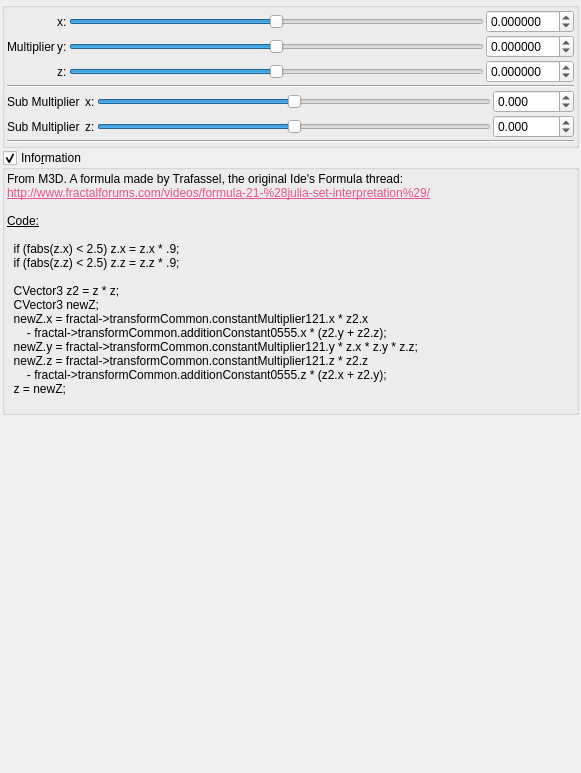
This is mandelbulber2/qt_data/fractal_ides.ui in buddhi1980/mandelbulber2 as Qt 5 draws it before an edit. The edited form follows.
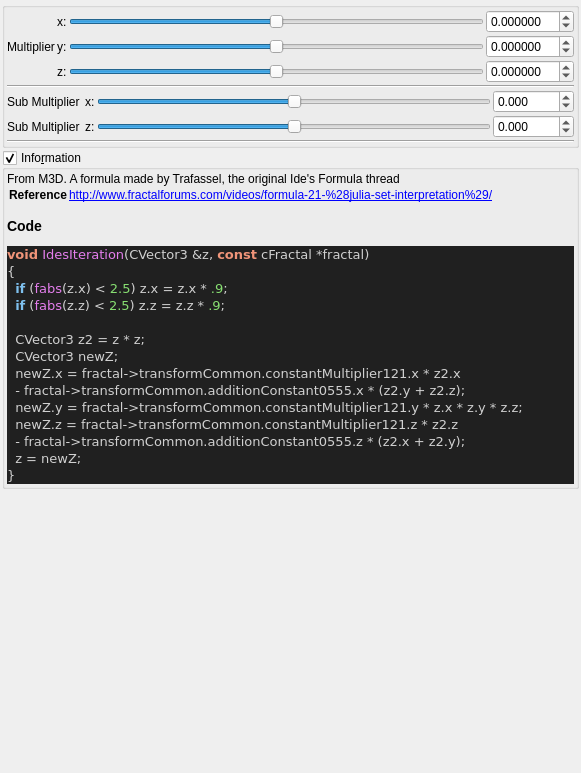
This is the edited form. Custom widgets are drawn as their Qt base class.

The edit to the form file:
```diff
--- a/mandelbulber2/qt_data/fractal_ides.ui
+++ b/mandelbulber2/qt_data/fractal_ides.ui
@@ -429,27 +429,36 @@
       <item>
        <widget class="QLabel" name="label_4">
         <property name="text">
-         <string>&lt;!DOCTYPE HTML PUBLIC &quot;-//W3C//DTD HTML 4.0//EN&quot; &quot;http://www.w3.org/TR/REC-html40/strict.dtd&quot;&gt;
-&lt;html&gt;&lt;head&gt;&lt;meta name=&quot;qrichtext&quot; content=&quot;1&quot; /&gt;&lt;style type=&quot;text/css&quot;&gt;
-p, li { white-space: pre-wrap; }
-&lt;/style&gt;&lt;/head&gt;&lt;body&gt;
-&lt;p style=&quot; margin-top:0px; margin-bottom:0px; margin-left:0px; margin-right:0px; -qt-block-indent:0; text-indent:0px;&quot;&gt;From M3D. A formula made by Trafassel, the original Ide's Formula thread:&lt;/p&gt;
-&lt;p style=&quot; margin-top:0px; margin-bottom:0px; margin-left:0px; margin-right:0px; -qt-block-indent:0; text-indent:0px;&quot;&gt;&lt;a href=&quot;http://www.fractalforums.com/videos/formula-21-%28julia-set-interpretation%29/&quot;&gt;&lt;span style=&quot; text-decoration: underline; color:#e85290;&quot;&gt;http://www.fractalforums.com/videos/formula-21-%28julia-set-interpretation%29/&lt;/span&gt;&lt;/a&gt;&lt;/p&gt;
-&lt;p style=&quot;-qt-paragraph-type:empty; margin-top:0px; margin-bottom:0px; margin-left:0px; margin-right:0px; -qt-block-indent:0; text-indent:0px;&quot;&gt;&lt;br /&gt;&lt;/p&gt;
-&lt;p style=&quot; margin-top:0px; margin-bottom:0px; margin-left:0px; margin-right:0px; -qt-block-indent:0; text-indent:0px;&quot;&gt;&lt;span style=&quot; text-decoration: underline;&quot;&gt;Code:&lt;/span&gt;&lt;/p&gt;
-&lt;p style=&quot;-qt-paragraph-type:empty; margin-top:0px; margin-bottom:0px; margin-left:0px; margin-right:0px; -qt-block-indent:0; text-indent:0px; text-decoration: underline;&quot;&gt;&lt;br /&gt;&lt;/p&gt;
-&lt;p style=&quot; margin-top:0px; margin-bottom:0px; margin-left:0px; margin-right:0px; -qt-block-indent:0; text-indent:0px;&quot;&gt;  if (fabs(z.x) &amp;lt; 2.5) z.x = z.x * .9;&lt;/p&gt;
-&lt;p style=&quot; margin-top:0px; margin-bottom:0px; margin-left:0px; margin-right:0px; -qt-block-indent:0; text-indent:0px;&quot;&gt;  if (fabs(z.z) &amp;lt; 2.5) z.z = z.z * .9;&lt;/p&gt;
-&lt;p style=&quot;-qt-paragraph-type:empty; margin-top:0px; margin-bottom:0px; margin-left:0px; margin-right:0px; -qt-block-indent:0; text-indent:0px;&quot;&gt;&lt;br /&gt;&lt;/p&gt;
-&lt;p style=&quot; margin-top:0px; margin-bottom:0px; margin-left:0px; margin-right:0px; -qt-block-indent:0; text-indent:0px;&quot;&gt;  CVector3 z2 = z * z;&lt;/p&gt;
-&lt;p style=&quot; margin-top:0px; margin-bottom:0px; margin-left:0px; margin-right:0px; -qt-block-indent:0; text-indent:0px;&quot;&gt;  CVector3 newZ;&lt;/p&gt;
-&lt;p style=&quot; margin-top:0px; margin-bottom:0px; margin-left:0px; margin-right:0px; -qt-block-indent:0; text-indent:0px;&quot;&gt;  newZ.x = fractal-&amp;gt;transformCommon.constantMultiplier121.x * z2.x&lt;/p&gt;
-&lt;p style=&quot; margin-top:0px; margin-bottom:0px; margin-left:0px; margin-right:0px; -qt-block-indent:0; text-indent:0px;&quot;&gt;      - fractal-&amp;gt;transformCommon.additionConstant0555.x * (z2.y + z2.z);&lt;/p&gt;
-&lt;p style=&quot; margin-top:0px; margin-bottom:0px; margin-left:0px; margin-right:0px; -qt-block-indent:0; text-indent:0px;&quot;&gt;  newZ.y = fractal-&amp;gt;transformCommon.constantMultiplier121.y * z.x * z.y * z.z;&lt;/p&gt;
-&lt;p style=&quot; margin-top:0px; margin-bottom:0px; margin-left:0px; margin-right:0px; -qt-block-indent:0; text-indent:0px;&quot;&gt;  newZ.z = fractal-&amp;gt;transformCommon.constantMultiplier121.z * z2.z&lt;/p&gt;
-&lt;p style=&quot; margin-top:0px; margin-bottom:0px; margin-left:0px; margin-right:0px; -qt-block-indent:0; text-indent:0px;&quot;&gt;      - fractal-&amp;gt;transformCommon.additionConstant0555.z * (z2.x + z2.y);&lt;/p&gt;
-&lt;p style=&quot; margin-top:0px; margin-bottom:0px; margin-left:0px; margin-right:0px; -qt-block-indent:0; text-indent:0px;&quot;&gt;  z = newZ;&lt;/p&gt;
-&lt;p style=&quot;-qt-paragraph-type:empty; margin-top:0px; margin-bottom:0px; margin-left:0px; margin-right:0px; -qt-block-indent:0; text-indent:0px;&quot;&gt;&lt;br /&gt;&lt;/p&gt;&lt;/body&gt;&lt;/html&gt;</string>
+         <string>&lt;p&gt;From M3D. A formula made by Trafassel, the original Ide's Formula thread&lt;/p&gt;&lt;table&gt;
+&lt;tr&gt;&lt;th&gt;Reference&lt;/th&gt;&lt;td&gt;&lt;a href=&quot;http://www.fractalforums.com/videos/formula-21-%28julia-set-interpretation%29/&quot;&gt;http://www.fractalforums.com/videos/formula-21-%28julia-set-interpretation%29/&lt;/a&gt;&lt;/td&gt;&lt;/tr&gt;
+&lt;/table&gt;
+&lt;h3&gt;Code&lt;/h3&gt;
+&lt;!DOCTYPE HTML PUBLIC &quot;-//W3C//DTD HTML 4.0 Transitional//EN&quot;&gt;
+&lt;html&gt;
+&lt;head&gt;
+&lt;meta http-equiv=&quot;content-type&quot; content=&quot;text/html; charset=ISO-8859-1&quot;&gt;
+&lt;title&gt;Source file&lt;/title&gt;
+&lt;/head&gt;
+&lt;body style=&quot;background-color:#202020&quot;&gt;
+&lt;pre style=&quot;color:#d0d0d0; background-color:#202020; font-size:10pt; font-family:'Courier New';&quot;&gt;&lt;span style=&quot;color:#f09479; font-weight:bold&quot;&gt;void&lt;/span&gt; &lt;span style=&quot;color:#e47eed&quot;&gt;IdesIteration&lt;/span&gt;&lt;span style=&quot;color:#d0d0d0&quot;&gt;(&lt;/span&gt;CVector3 &lt;span style=&quot;color:#d0d0d0&quot;&gt;&amp;amp;&lt;/span&gt;z&lt;span style=&quot;color:#d0d0d0&quot;&gt;,&lt;/span&gt; &lt;span style=&quot;color:#f09479; font-weight:bold&quot;&gt;const&lt;/span&gt; cFractal &lt;span style=&quot;color:#d0d0d0&quot;&gt;*&lt;/span&gt;fractal&lt;span style=&quot;color:#d0d0d0&quot;&gt;)&lt;/span&gt;
+&lt;span style=&quot;color:#d0d0d0&quot;&gt;{&lt;/span&gt;
+  &lt;span style=&quot;color:#7ec0ee; font-weight:bold&quot;&gt;if&lt;/span&gt; &lt;span style=&quot;color:#d0d0d0&quot;&gt;(&lt;/span&gt;&lt;span style=&quot;color:#e47eed&quot;&gt;fabs&lt;/span&gt;&lt;span style=&quot;color:#d0d0d0&quot;&gt;(&lt;/span&gt;z&lt;span style=&quot;color:#d0d0d0&quot;&gt;.&lt;/span&gt;x&lt;span style=&quot;color:#d0d0d0&quot;&gt;) &amp;lt;&lt;/span&gt; &lt;span style=&quot;color:#87df71&quot;&gt;2.5&lt;/span&gt;&lt;span style=&quot;color:#d0d0d0&quot;&gt;)&lt;/span&gt; z&lt;span style=&quot;color:#d0d0d0&quot;&gt;.&lt;/span&gt;x &lt;span style=&quot;color:#d0d0d0&quot;&gt;=&lt;/span&gt; z&lt;span style=&quot;color:#d0d0d0&quot;&gt;.&lt;/span&gt;x &lt;span style=&quot;color:#d0d0d0&quot;&gt;*&lt;/span&gt; &lt;span style=&quot;color:#87df71&quot;&gt;.9&lt;/span&gt;&lt;span style=&quot;color:#d0d0d0&quot;&gt;;&lt;/span&gt;
+  &lt;span style=&quot;color:#7ec0ee; font-weight:bold&quot;&gt;if&lt;/span&gt; &lt;span style=&quot;color:#d0d0d0&quot;&gt;(&lt;/span&gt;&lt;span style=&quot;color:#e47eed&quot;&gt;fabs&lt;/span&gt;&lt;span style=&quot;color:#d0d0d0&quot;&gt;(&lt;/span&gt;z&lt;span style=&quot;color:#d0d0d0&quot;&gt;.&lt;/span&gt;z&lt;span style=&quot;color:#d0d0d0&quot;&gt;) &amp;lt;&lt;/span&gt; &lt;span style=&quot;color:#87df71&quot;&gt;2.5&lt;/span&gt;&lt;span style=&quot;color:#d0d0d0&quot;&gt;)&lt;/span&gt; z&lt;span style=&quot;color:#d0d0d0&quot;&gt;.&lt;/span&gt;z &lt;span style=&quot;color:#d0d0d0&quot;&gt;=&lt;/span&gt; z&lt;span style=&quot;color:#d0d0d0&quot;&gt;.&lt;/span&gt;z &lt;span style=&quot;color:#d0d0d0&quot;&gt;*&lt;/span&gt; &lt;span style=&quot;color:#87df71&quot;&gt;.9&lt;/span&gt;&lt;span style=&quot;color:#d0d0d0&quot;&gt;;&lt;/span&gt;
+
+  CVector3 z2 &lt;span style=&quot;color:#d0d0d0&quot;&gt;=&lt;/span&gt; z &lt;span style=&quot;color:#d0d0d0&quot;&gt;*&lt;/span&gt; z&lt;span style=&quot;color:#d0d0d0&quot;&gt;;&lt;/span&gt;
+  CVector3 newZ&lt;span style=&quot;color:#d0d0d0&quot;&gt;;&lt;/span&gt;
+  newZ&lt;span style=&quot;color:#d0d0d0&quot;&gt;.&lt;/span&gt;x &lt;span style=&quot;color:#d0d0d0&quot;&gt;=&lt;/span&gt; fractal&lt;span style=&quot;color:#d0d0d0&quot;&gt;-&amp;gt;&lt;/span&gt;transformCommon&lt;span style=&quot;color:#d0d0d0&quot;&gt;.&lt;/span&gt;constantMultiplier121&lt;span style=&quot;color:#d0d0d0&quot;&gt;.&lt;/span&gt;x &lt;span style=&quot;color:#d0d0d0&quot;&gt;*&lt;/span&gt; z2&lt;span style=&quot;color:#d0d0d0&quot;&gt;.&lt;/span&gt;x
+  &lt;span style=&quot;color:#d0d0d0&quot;&gt;-&lt;/span&gt; fractal&lt;span style=&quot;color:#d0d0d0&quot;&gt;-&amp;gt;&lt;/span&gt;transformCommon&lt;span style=&quot;color:#d0d0d0&quot;&gt;.&lt;/span&gt;additionConstant0555&lt;span style=&quot;color:#d0d0d0&quot;&gt;.&lt;/span&gt;x &lt;span style=&quot;color:#d0d0d0&quot;&gt;* (&lt;/span&gt;z2&lt;span style=&quot;color:#d0d0d0&quot;&gt;.&lt;/span&gt;y &lt;span style=&quot;color:#d0d0d0&quot;&gt;+&lt;/span&gt; z2&lt;span style=&quot;color:#d0d0d0&quot;&gt;.&lt;/span&gt;z&lt;span style=&quot;color:#d0d0d0&quot;&gt;);&lt;/span&gt;
+  newZ&lt;span style=&quot;color:#d0d0d0&quot;&gt;.&lt;/span&gt;y &lt;span style=&quot;color:#d0d0d0&quot;&gt;=&lt;/span&gt; fractal&lt;span style=&quot;color:#d0d0d0&quot;&gt;-&amp;gt;&lt;/span&gt;transformCommon&lt;span style=&quot;color:#d0d0d0&quot;&gt;.&lt;/span&gt;constantMultiplier121&lt;span style=&quot;color:#d0d0d0&quot;&gt;.&lt;/span&gt;y &lt;span style=&quot;color:#d0d0d0&quot;&gt;*&lt;/span&gt; z&lt;span style=&quot;color:#d0d0d0&quot;&gt;.&lt;/span&gt;x &lt;span style=&quot;color:#d0d0d0&quot;&gt;*&lt;/span&gt; z&lt;span style=&quot;color:#d0d0d0&quot;&gt;.&lt;/span&gt;y &lt;span style=&quot;color:#d0d0d0&quot;&gt;*&lt;/span&gt; z&lt;span style=&quot;color:#d0d0d0&quot;&gt;.&lt;/span&gt;z&lt;span style=&quot;color:#d0d0d0&quot;&gt;;&lt;/span&gt;
+  newZ&lt;span style=&quot;color:#d0d0d0&quot;&gt;.&lt;/span&gt;z &lt;span style=&quot;color:#d0d0d0&quot;&gt;=&lt;/span&gt; fractal&lt;span style=&quot;color:#d0d0d0&quot;&gt;-&amp;gt;&lt;/span&gt;transformCommon&lt;span style=&quot;color:#d0d0d0&quot;&gt;.&lt;/span&gt;constantMultiplier121&lt;span style=&quot;color:#d0d0d0&quot;&gt;.&lt;/span&gt;z &lt;span style=&quot;color:#d0d0d0&quot;&gt;*&lt;/span&gt; z2&lt;span style=&quot;color:#d0d0d0&quot;&gt;.&lt;/span&gt;z
+  &lt;span style=&quot;color:#d0d0d0&quot;&gt;-&lt;/span&gt; fractal&lt;span style=&quot;color:#d0d0d0&quot;&gt;-&amp;gt;&lt;/span&gt;transformCommon&lt;span style=&quot;color:#d0d0d0&quot;&gt;.&lt;/span&gt;additionConstant0555&lt;span style=&quot;color:#d0d0d0&quot;&gt;.&lt;/span&gt;z &lt;span style=&quot;color:#d0d0d0&quot;&gt;* (&lt;/span&gt;z2&lt;span style=&quot;color:#d0d0d0&quot;&gt;.&lt;/span&gt;x &lt;span style=&quot;color:#d0d0d0&quot;&gt;+&lt;/span&gt; z2&lt;span style=&quot;color:#d0d0d0&quot;&gt;.&lt;/span&gt;y&lt;span style=&quot;color:#d0d0d0&quot;&gt;);&lt;/span&gt;
+  z &lt;span style=&quot;color:#d0d0d0&quot;&gt;=&lt;/span&gt; newZ&lt;span style=&quot;color:#d0d0d0&quot;&gt;;&lt;/span&gt;
+&lt;span style=&quot;color:#d0d0d0&quot;&gt;}&lt;/span&gt;
+&lt;/pre&gt;
+&lt;/body&gt;
+&lt;/html&gt;
+&lt;!--HTML generated by highlight 3.9, http://www.andre-simon.de/--&gt;
+</string>
         </property>
         <property name="wordWrap">
          <bool>true</bool>
```
Left out of the diff: 2 changed lines with no effect on the pictures.
